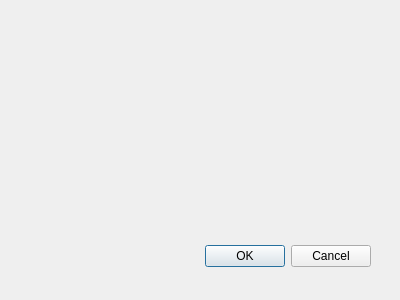
Before: the Qt Designer form qgis_blender_dialog_base.ui in benleamon/QGIS2Blender, drawn with Qt 5.
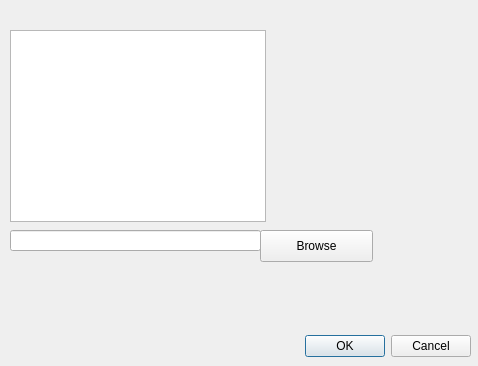
After: the same form once the commit is applied.

Commit message: Add raster picker and output file field to plugin dialog

Patch:
```diff
--- a/qgis_blender_dialog_base.ui
+++ b/qgis_blender_dialog_base.ui
@@ -1,23 +1,23 @@
 <ui version="4.0" >
  <class>QgisBlenderDialogBase</class>
- <widget class="QDialog" name="QgisBlenderDialogBase" >
-  <property name="geometry" >
+ <widget class="QDialog" name="QgisBlenderDialogBase">
+  <property name="geometry">
    <rect>
     <x>0</x>
     <y>0</y>
-    <width>400</width>
-    <height>300</height>
+    <width>478</width>
+    <height>366</height>
    </rect>
   </property>
   <property name="windowTitle" >
    <string>QGIS2Blender</string>
   </property>
-  <widget class="QDialogButtonBox" name="button_box" >
-   <property name="geometry" >
+  <widget class="QDialogButtonBox" name="button_box">
+   <property name="geometry">
     <rect>
-     <x>30</x>
-     <y>240</y>
-     <width>341</width>
+     <x>300</x>
+     <y>330</y>
+     <width>171</width>
      <height>32</height>
     </rect>
    </property>
@@ -28,6 +28,42 @@
     <set>QDialogButtonBox::Cancel|QDialogButtonBox::Ok</set>
    </property>
   </widget>
+  <widget class="QListWidget" name="listWidget_rasters">
+   <property name="geometry">
+    <rect>
+     <x>10</x>
+     <y>30</y>
+     <width>256</width>
+     <height>192</height>
+    </rect>
+   </property>
+   <property name="selectionMode">
+    <enum>QAbstractItemView::MultiSelection</enum>
+   </property>
+  </widget>
+  <widget class="QLineEdit" name="lineEdit_output">
+   <property name="geometry">
+    <rect>
+     <x>10</x>
+     <y>230</y>
+     <width>251</width>
+     <height>21</height>
+    </rect>
+   </property>
+  </widget>
+  <widget class="QPushButton" name="pushButton_browse">
+   <property name="geometry">
+    <rect>
+     <x>260</x>
+     <y>230</y>
+     <width>113</width>
+     <height>32</height>
+    </rect>
+   </property>
+   <property name="text">
+    <string>Browse</string>
+   </property>
+  </widget>
  </widget>
  <resources/>
  <connections>
```
Left out of the diff: 33 changed lines with no effect on the pictures. The commit also changes 5 other files.
